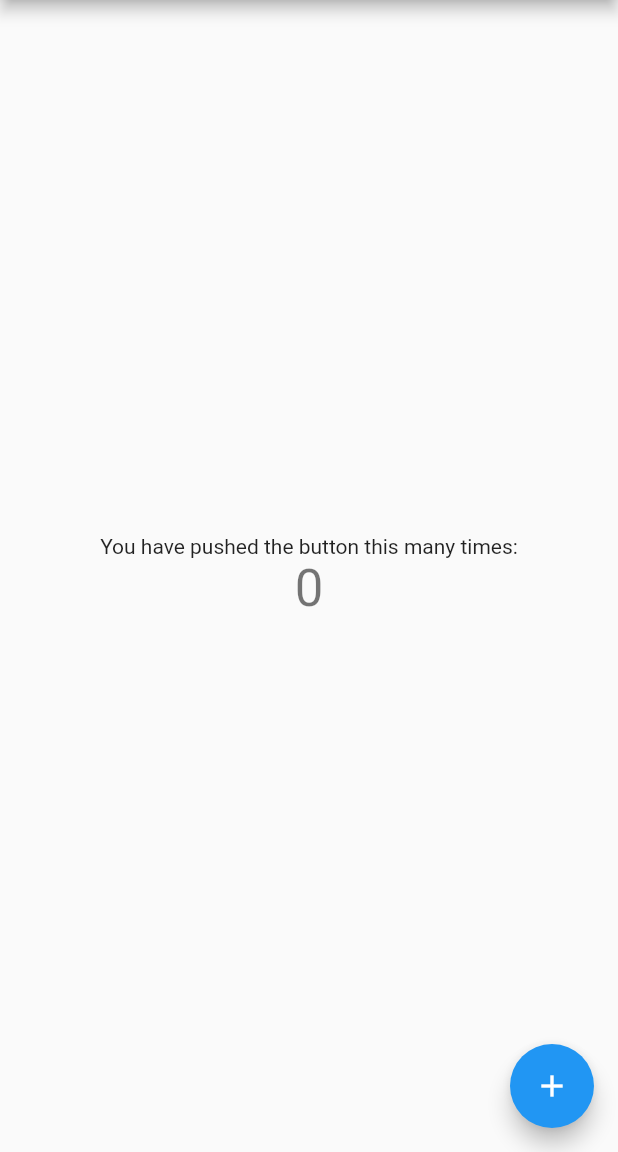
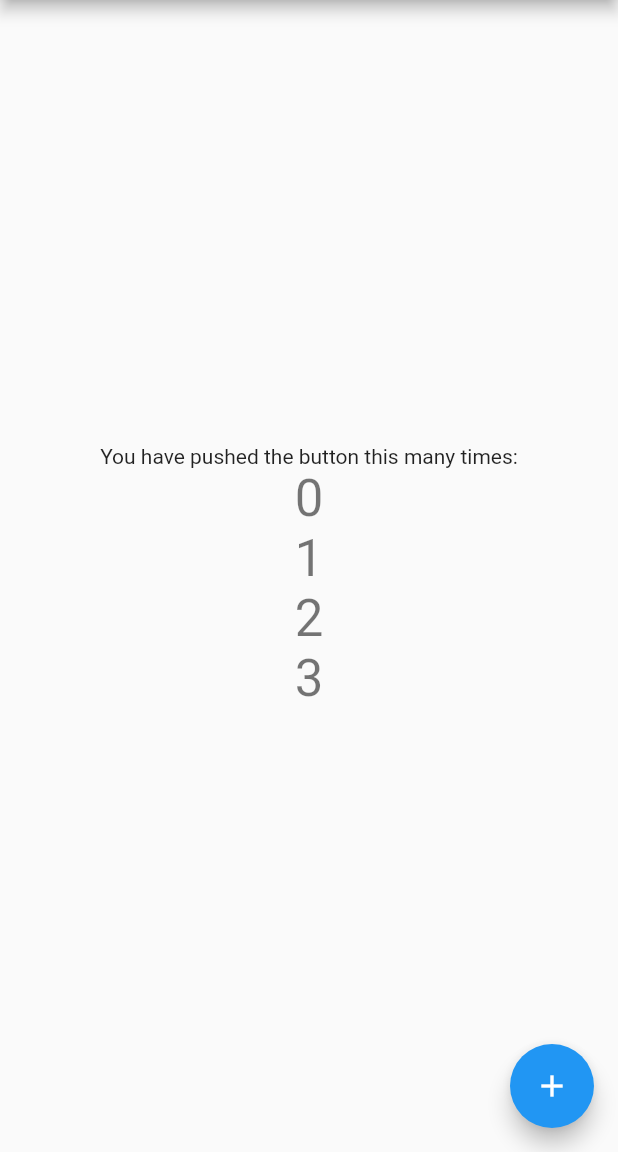
Before and after one commit to ItdaTeam/git_test, a Flutter app: the screen it shows after launch, on a phone screen of 412 x 824 dp, the part 84-1236 px from its top. Run offline on Flutter 3.47's test engine with Material 2 defaults, Android fonts, the phone set to English and light mode, and no system bars.

Commit message:
123 추가
테스트

```diff
--- a/lib/main.dart
+++ b/lib/main.dart
@@ -102,6 +102,20 @@ class _MyHomePageState extends State<MyHomePage> {
               '$_counter',
               style: Theme.of(context).textTheme.headline4,
             ),
+
+
+            Text(
+              '1',
+              style: Theme.of(context).textTheme.headline4,
+            ),
+            Text(
+              '2',
+              style: Theme.of(context).textTheme.headline4,
+            ),
+            Text(
+              '3',
+              style: Theme.of(context).textTheme.headline4,
+            ),
           ],
         ),
       ),
```
